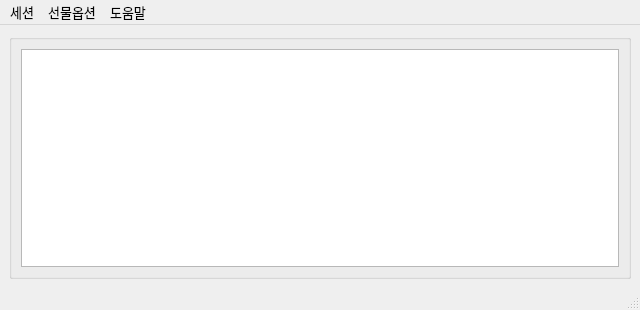
Old version of the form UI/skybot_cm.ui in the repository skygoldfish/SkyBot.
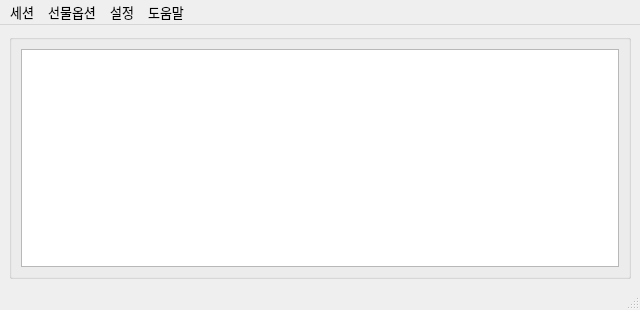
New version of the form. Icons and pictures are not drawn.

What changed in the file:
```diff
--- a/UI/skybot_cm.ui
+++ b/UI/skybot_cm.ui
@@ -44,7 +44,7 @@
     <rect>
      <x>0</x>
      <y>0</y>
-     <width>880</width>
+     <width>640</width>
      <height>21</height>
     </rect>
    </property>
@@ -68,7 +68,7 @@
     <addaction name="actionUsage"/>
     <addaction name="actionVersion"/>
    </widget>
-   <widget class="QMenu" name="menu_7">
+   <widget class="QMenu" name="menu_1">
     <property name="title">
      <string>선물옵션</string>
     </property>
@@ -79,8 +79,14 @@
     <addaction name="actionBigChart"/>
     <addaction name="separator"/>
    </widget>
+   <widget class="QMenu" name="menu_2">
+    <property name="title">
+     <string>설정</string>
+    </property>
+   </widget>
    <addaction name="menu"/>
-   <addaction name="menu_7"/>
+   <addaction name="menu_1"/>
+   <addaction name="menu_2"/>
    <addaction name="menu_3"/>
   </widget>
   <widget class="QStatusBar" name="statusbar"/>
```
Left out of the diff: 8 changed lines with no effect on the pictures.
